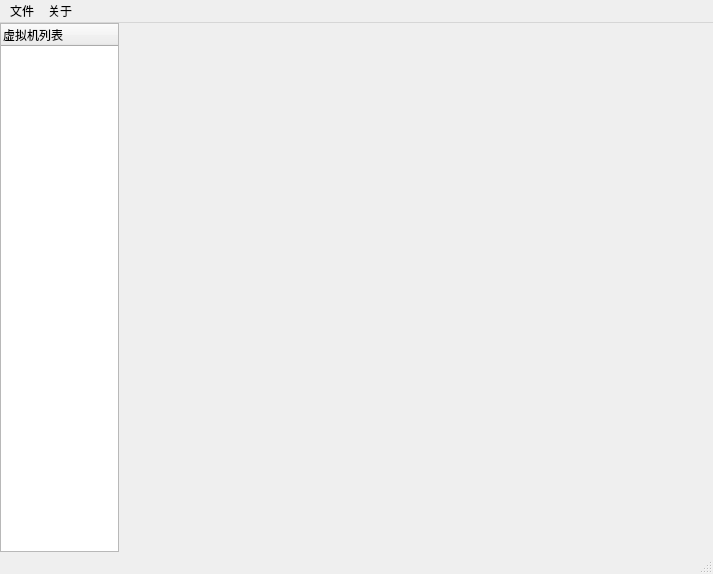
Qt form view/vmGui.ui (sqq0216/vmSystem) before a commit.
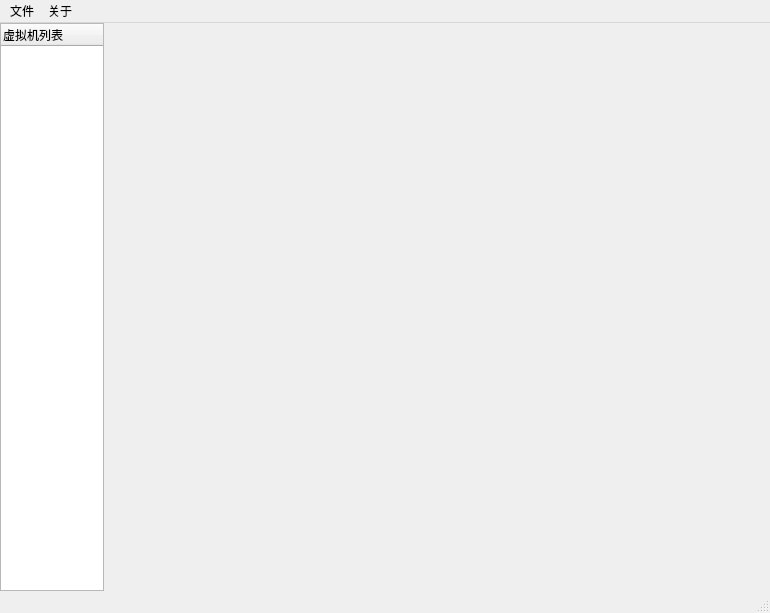
The same form after that commit.

Commit message: 完善了用户界面

Patch:
```diff
--- a/view/vmGui.ui
+++ b/view/vmGui.ui
@@ -9,8 +9,8 @@
    <rect>
     <x>0</x>
     <y>0</y>
-    <width>713</width>
-    <height>574</height>
+    <width>770</width>
+    <height>613</height>
    </rect>
   </property>
   <property name="minimumSize">
@@ -47,6 +47,18 @@
     </property>
     <item>
      <widget class="QTreeWidget" name="treeWidget">
+      <property name="minimumSize">
+       <size>
+        <width>104</width>
+        <height>0</height>
+       </size>
+      </property>
+      <property name="maximumSize">
+       <size>
+        <width>104</width>
+        <height>16777215</height>
+       </size>
+      </property>
       <property name="rootIsDecorated">
        <bool>false</bool>
       </property>
@@ -80,7 +92,7 @@
     <rect>
      <x>0</x>
      <y>0</y>
-     <width>713</width>
+     <width>770</width>
      <height>23</height>
     </rect>
    </property>
```
The commit also changes 4 other files.
